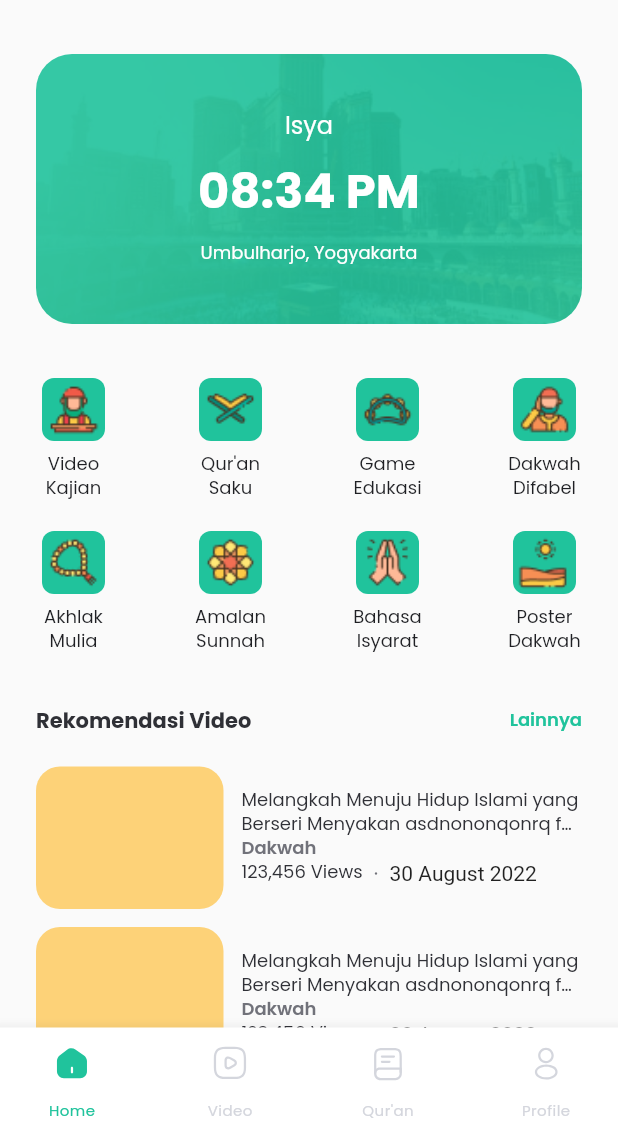
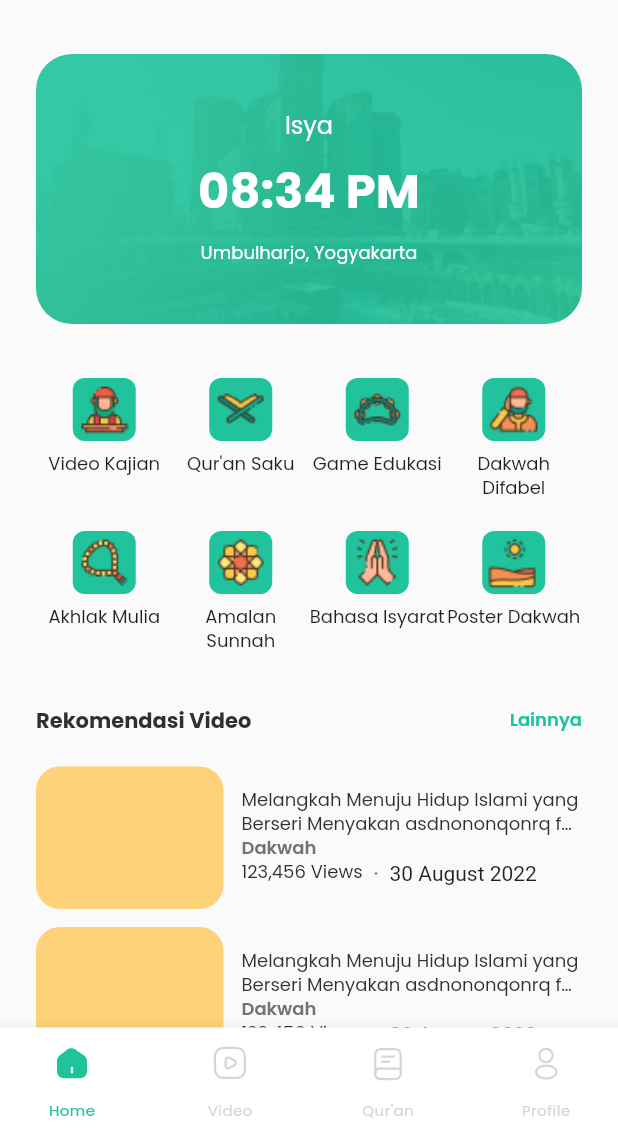
Before and after one commit to Bil-Hikmah/flutter_bil_hikmah, a Flutter app: the DashboardPage screen opened by its route, on a phone screen of 412 x 824 dp, the part 99-1236 px from its top. Run offline on Flutter 3.47's test engine with Material 2 defaults, Android fonts, the phone set to English and light mode, and no system bars; our stand-ins replace bloc, equatable, flutter_bloc, flutter_secure_storage, flutter_svg, page_transition; accounts and stored records are empty.

Commit message:
💄 Update home page

```diff
--- a/lib/feature/dashboard/screen/dashboard_page.dart
+++ b/lib/feature/dashboard/screen/dashboard_page.dart
@@ -1,6 +1,7 @@
 import 'package:flutter/material.dart';
 import 'package:flutter_bil_hikmah/feature/dashboard/screen/section/bottom_navigation_bar.dart';
 import 'package:flutter_bil_hikmah/feature/home/screen/home_page.dart';
+import 'package:flutter_bil_hikmah/feature/video_dakwah/screen/video_dakwah_page.dart';
 import 'package:flutter_bil_hikmah/style/colors.dart';
 import 'package:flutter_bil_hikmah/style/text.dart';
 
@@ -16,7 +17,7 @@ class _DashboardPageState extends State<DashboardPage> {
 
   final List<Widget> currentScrenList = [
     const HomePage(),
-    const HomePage(),
+    const VideoDakwahPage(),
     const HomePage(),
     const HomePage(),
   ];
@@ -59,7 +60,6 @@ class _DashboardPageState extends State<DashboardPage> {
           bottomNavigationBar: DashboardBottomNavigationBar(
             currentIndex,
             (index) {
-              print(index);
               setState(() {
                 currentIndex = index;
               });
--- a/lib/feature/home/screen/section/home_view.dart
+++ b/lib/feature/home/screen/section/home_view.dart
@@ -57,9 +57,12 @@ class _HomeViewState extends State<HomeView> {
           crossAxisAlignment: CrossAxisAlignment.start,
           mainAxisAlignment: MainAxisAlignment.spaceBetween,
           children: listMainFeature.getRange(0, 4).map((item) {
-            return mainItemContainer(
-              item.url,
-              item.title,
+            return Expanded(
+              flex: 1,
+              child: mainItemContainer(
+                item.url,
+                item.title,
+              ),
             );
           }).toList(),
         ),
@@ -68,9 +71,12 @@ class _HomeViewState extends State<HomeView> {
           crossAxisAlignment: CrossAxisAlignment.start,
           mainAxisAlignment: MainAxisAlignment.spaceBetween,
           children: listMainFeature.getRange(4, 8).map((item) {
-            return mainItemContainer(
-              item.url,
-              item.title,
+            return Expanded(
+              flex: 1,
+              child: mainItemContainer(
+                item.url,
+                item.title,
+              ),
             );
           }).toList(),
         ),
```
